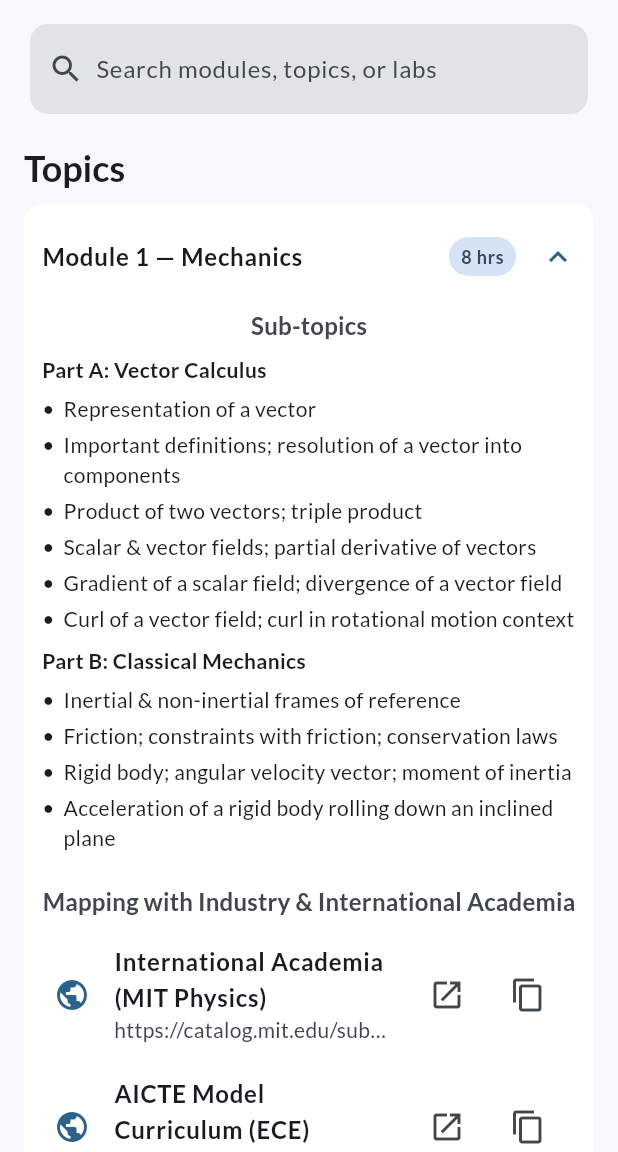
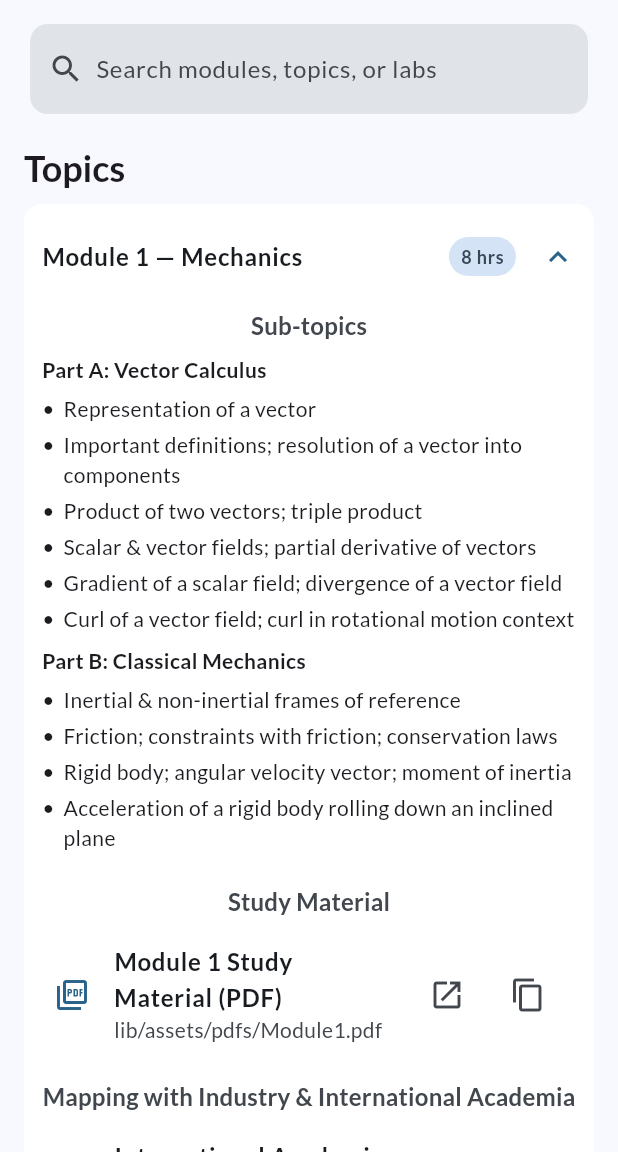
Before and after one commit to Optimuspime123/Physics-project-iem, a Flutter app: the TheoryPage screen opened directly, after a tap on an icon or button, on a phone screen of 412 x 824 dp, the part 84-1236 px from its top. Run offline on Flutter 3.47's test engine with Material 3 defaults, Android fonts, the phone set to English and light mode, and no system bars; our stand-ins replace google_fonts, open_filex, shared_preferences; accounts and stored records are empty; network calls fail.

Commit message:
version 5 - final demo 2 with theory

```diff
--- a/lib/theory_page.dart
+++ b/lib/theory_page.dart
@@ -1,5 +1,9 @@
+import 'dart:io';
+import 'package:flutter/foundation.dart' show kIsWeb;
 import 'package:flutter/material.dart';
-import 'package:flutter/services.dart' show Clipboard, ClipboardData;
+import 'package:flutter/services.dart' show Clipboard, ClipboardData, rootBundle;
+import 'package:open_filex/open_filex.dart';
+import 'package:path_provider/path_provider.dart';
 import 'package:url_launcher/url_launcher.dart';
 
 class TheoryPage extends StatefulWidget {
@@ -14,7 +18,7 @@ class _TheoryPageState extends State<TheoryPage> {
   String _query = '';
 
   // ----------------------- MODULE DATA -----------------------
-  // Each module will later get PDF study material- Keeping out for now.
+  // study material added hhehehehe
   static final List<ModuleItem> _modules = [
     ModuleItem(
       number: 1,
@@ -171,7 +175,7 @@ class _TheoryPageState extends State<TheoryPage> {
       textbooks: const [
         BookItem(
           title: 'Physics — B. K. Pandey, Manoj K. Harbola et al. (Cengage), Chapter 2',
-          storeUrl: 'https://www.amazon.in/Physics-B-K-Pandey/dp/8131508020', // example listing
+          storeUrl: 'https://www.amazon.in/Physics-B-K-Pandey/dp/8131508020',
         ),
         BookItem(
           title: 'Engineering Physics — Sujay Kumar Bhattacharya (McGraw Hill), Chapter 3',
@@ -332,8 +336,7 @@ class _TheoryPageState extends State<TheoryPage> {
       kind: LinkKind.course,
     ),
     LinkItem(
-      label:
-          'Mechanics: Motion, Forces, Energy and Gravity, from Particles to Planets',
+      label: 'Mechanics: Motion, Forces, Energy and Gravity, from Particles to Planets',
       url: 'https://www.coursera.org/learn/mechanics-particles-planets',
       kind: LinkKind.course,
     ),
@@ -427,7 +430,7 @@ class _TheoryPageState extends State<TheoryPage> {
       body: ListView(
         padding: const EdgeInsets.symmetric(horizontal: 16, vertical: 12),
         children: [
-          // Search bar (Material 3 look)
+          // Search bar
           Card(
             elevation: 0,
             color: cs.surfaceContainerHighest,
@@ -472,12 +475,13 @@ class _TheoryPageState extends State<TheoryPage> {
           const SizedBox(height: 8),
 
           if (_filteredModules.isEmpty)
-            _EmptyCard(text: 'No modules match your search.')
+            const _EmptyCard(text: 'No modules match your search.')
           else
             ..._filteredModules.map((m) => _ModuleCard(
                   module: m,
                   onOpenLink: _openUrl,
                   onCopyLink: _copyLink,
+                  onOpenModulePdf: _openModulePdf, // NEW
                 )),
 
           const SizedBox(height: 20),
@@ -522,7 +526,7 @@ class _TheoryPageState extends State<TheoryPage> {
             child: Column(
               crossAxisAlignment: CrossAxisAlignment.start,
               children: [
-                _Subheading(text: 'Books'),
+                const _Subheading(text: 'Books'),
                 const SizedBox(height: 6),
                 ..._extraBooks.map(
                   (b) => _LinkTile(
@@ -562,7 +566,51 @@ class _TheoryPageState extends State<TheoryPage> {
         behavior: SnackBarBehavior.floating,
       ),
     );
+  }
+
+  /// Opens the module's PDF from bundled assets using the platform's default PDF app.
+  /// Expects assets at: lib/assets/pdfs/Module{N}.pdf  (declared in pubspec.yaml)
+  Future<void> _openModulePdf(int moduleNumber) async {
+  if (kIsWeb) {
+    // For assets declared as `lib/assets/pdfs/` in pubspec.yaml
+    final url = 'assets/lib/assets/pdfs/Module$moduleNumber.pdf';
+    final ok = await launchUrl(
+      Uri.parse(url),
+      mode: LaunchMode.platformDefault, // opens a new tab with the browser PDF viewer
+    );
+    if (!ok && mounted) {
+      ScaffoldMessenger.of(context).showSnackBar(
+        const SnackBar(content: Text('Could not open PDF in browser')),
+      );
     }
+    return;
+  }
+
+  // Mobile/desktop path used by rootBundle:
+  const base = 'lib/assets/pdfs';
+  final assetPath = '$base/Module$moduleNumber.pdf';
+  try {
+    final data = await rootBundle.load(assetPath);
+    final dir = await getTemporaryDirectory();
+    final file = File('${dir.path}/Module$moduleNumber.pdf');
+    await file.writeAsBytes(
+      data.buffer.asUint8List(data.offsetInBytes, data.lengthInBytes),
+      flush: true,
+    );
+    final result = await OpenFilex.open(file.path);
+    if (result.type != ResultType.done && mounted) {
+      ScaffoldMessenger.of(context).showSnackBar(
+        SnackBar(content: Text('Could not open PDF (${result.message}).')),
+      );
+    }
+  } catch (e) {
+    if (mounted) {
+      ScaffoldMessenger.of(context).showSnackBar(
+        SnackBar(content: Text('Error opening PDF: $e')),
+      );
+    }
+  }
+}
 }
 
 // ======================= MODELS =======================
@@ -616,11 +664,13 @@ class _ModuleCard extends StatelessWidget {
   final ModuleItem module;
   final Future<void> Function(String url) onOpenLink;
   final Future<void> Function(String url) onCopyLink;
+  final Future<void> Function(int moduleNumber) onOpenModulePdf; // NEW
 
   const _ModuleCard({
     required this.module,
     required this.onOpenLink,
     required this.onCopyLink,
+    required this.onOpenModulePdf, // NEW
   });
 
   @override
@@ -662,15 +712,28 @@ class _ModuleCard extends StatelessWidget {
           children: [
             // Sub-topics
             if (module.sections.isNotEmpty) ...[
-              _Subheading(text: 'Sub-topics'),
+              const _Subheading(text: 'Sub-topics'),
               const SizedBox(height: 8),
               ...module.sections.map((s) => _BulletBlock(heading: s.heading, bullets: s.bullets)),
               const SizedBox(height: 12),
             ],
 
+            const _Subheading(text: 'Study Material'),
+            const SizedBox(height: 6),
+            _LinkTile(
+    leadingIcon: Icons.picture_as_pdf_outlined,
+    title: 'Module ${module.number} Study Material (PDF)',
+    url: 'lib/assets/pdfs/Module${module.number}.pdf',
+    onOpen: () => onOpenModulePdf(module.number),
+    onCopy: () => Clipboard.setData(
+      ClipboardData(text: 'lib/assets/pdfs/Module${module.number}.pdf'),
+  ),
+),
+            const SizedBox(height: 12),
+
             // Academia & Industry mapping (links)
             if (module.academiaLinks.isNotEmpty || module.industryLinks.isNotEmpty) ...[
-              _Subheading(text: 'Mapping with Industry & International Academia'),
+              const _Subheading(text: 'Mapping with Industry & International Academia'),
               const SizedBox(height: 6),
               ...module.academiaLinks.map(
                 (l) => _LinkTile(
@@ -695,7 +758,7 @@ class _ModuleCard extends StatelessWidget {
 
             // Textbook mapping
             if (module.textbooks.isNotEmpty) ...[
-              _Subheading(text: 'Text Book Mapping'),
+              const _Subheading(text: 'Text Book Mapping'),
               const SizedBox(height: 6),
               ...module.textbooks.map(
                 (b) => _LinkTile(
@@ -711,7 +774,7 @@ class _ModuleCard extends StatelessWidget {
 
             // Lab assignments
             if (module.labAssignments.isNotEmpty) ...[
-              _Subheading(text: 'Corresponding Lab Assignment'),
+              const _Subheading(text: 'Corresponding Lab Assignment'),
               const SizedBox(height: 6),
               _BulletedList(items: module.labAssignments),
               const SizedBox(height: 6),
@@ -751,12 +814,12 @@ class _LinkTile extends StatelessWidget {
         spacing: 6,
         children: [
           IconButton(
-            tooltip: 'Open link',
+            tooltip: 'Open',
             icon: const Icon(Icons.open_in_new),
             onPressed: onOpen,
           ),
           IconButton(
-            tooltip: 'Copy link',
+            tooltip: 'Copy',
             icon: const Icon(Icons.copy),
             onPressed: onCopy,
           ),
@@ -880,9 +943,9 @@ class _EmptyCard extends StatelessWidget {
       elevation: 0,
       color: cs.surfaceContainerLowest,
       shape: RoundedRectangleBorder(borderRadius: BorderRadius.circular(12)),
-      child: Padding(
-        padding: const EdgeInsets.all(16),
-        child: Text(text),
+      child: const Padding(
+        padding: EdgeInsets.all(16),
+        child: Text('No modules match your search.'),
       ),
     );
   }
--- a/pubspec.yaml
+++ b/pubspec.yaml
@@ -37,6 +37,9 @@ dependencies:
   go_router: ^16.0.0
   shared_preferences: ^2.2.3
   url_launcher: ^6.3.0
+  open_filex: ^4.5.0
+  path_provider: ^2.1.4
+
 
 dev_dependencies:
   flutter_test:
@@ -63,6 +66,7 @@ flutter:
 
   assets:
     - lib/assets/
+    - lib/assets/pdfs/
   # An image asset can refer to one or more resolution-specific "variants", see
   # https://flutter.dev/to/resolution-aware-images
 
```
Also changed, not shown: lib/team_page.dart (+31 -12 lines), pubspec.lock, 6 other files.
